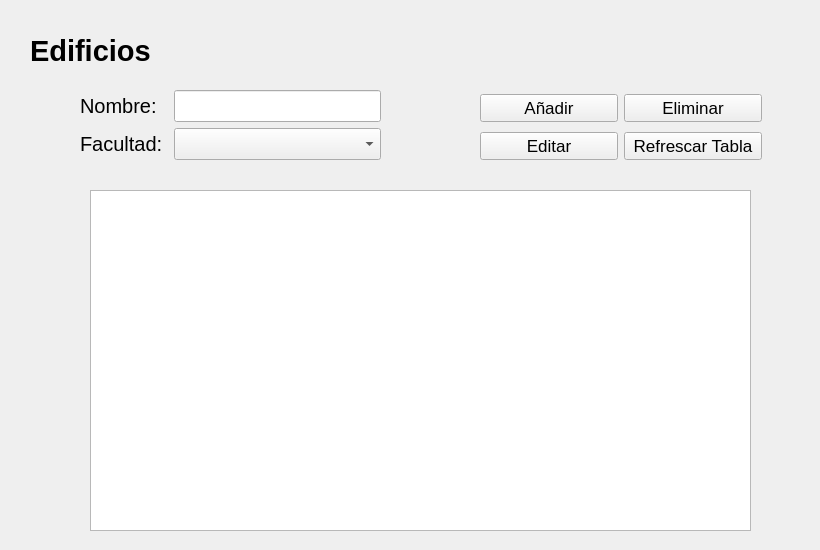
This is app/view/EdificioPage.ui in Orphereum/2DAM_DI_Universidad as Qt 5 draws it before an edit. The edited form follows.
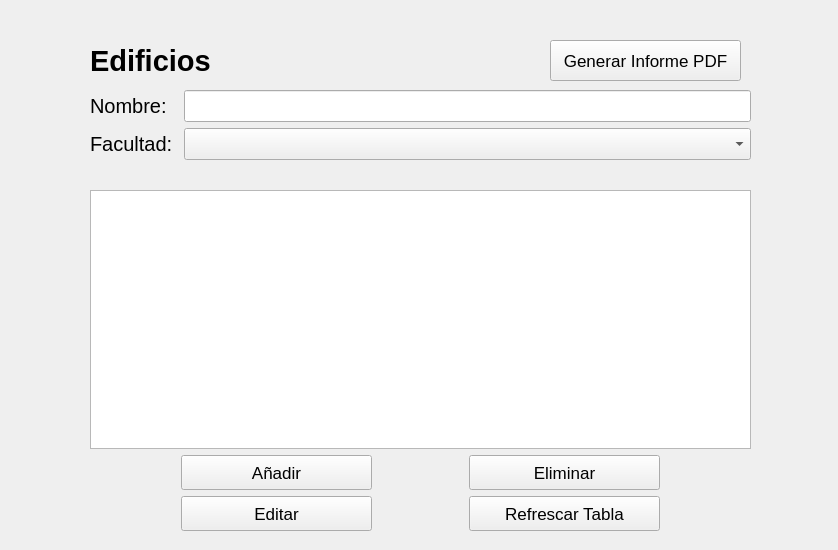
This is the edited form.

Commit message: Cambios finales Edificios

Patch:
```diff
--- a/app/view/EdificioPage.ui
+++ b/app/view/EdificioPage.ui
@@ -6,20 +6,20 @@
    <rect>
     <x>0</x>
     <y>0</y>
-    <width>820</width>
+    <width>838</width>
     <height>550</height>
    </rect>
   </property>
   <property name="windowTitle">
    <string>Form</string>
   </property>
-  <widget class="QWidget" name="">
+  <widget class="QWidget" name="layoutWidget">
    <property name="geometry">
     <rect>
-     <x>80</x>
+     <x>90</x>
      <y>90</y>
-     <width>301</width>
-     <height>75</height>
+     <width>661</width>
+     <height>91</height>
     </rect>
    </property>
    <layout class="QFormLayout" name="formLayout">
@@ -70,9 +70,9 @@
   <widget class="QLabel" name="lblTitulo">
    <property name="geometry">
     <rect>
-     <x>30</x>
-     <y>20</y>
-     <width>121</width>
+     <x>90</x>
+     <y>30</y>
+     <width>211</width>
      <height>61</height>
     </rect>
    </property>
@@ -86,7 +86,7 @@
     <string>Edificios</string>
    </property>
   </widget>
-  <widget class="QWidget" name="">
+  <widget class="QWidget" name="layoutWidget">
    <property name="geometry">
     <rect>
      <x>90</x>
@@ -105,25 +105,19 @@
       </property>
      </widget>
     </item>
-   </layout>
-  </widget>
-  <widget class="QWidget" name="">
-   <property name="geometry">
-    <rect>
-     <x>480</x>
-     <y>90</y>
-     <width>282</width>
-     <height>74</height>
-    </rect>
-   </property>
-   <layout class="QVBoxLayout" name="verticalLayout_2">
     <item>
      <layout class="QHBoxLayout" name="horizontalLayout">
       <item>
        <widget class="QPushButton" name="btnAnadir">
+        <property name="minimumSize">
+         <size>
+          <width>0</width>
+          <height>35</height>
+         </size>
+        </property>
         <property name="maximumSize">
          <size>
-          <width>200</width>
+          <width>191</width>
           <height>16777215</height>
          </size>
         </property>
@@ -139,9 +133,15 @@
       </item>
       <item>
        <widget class="QPushButton" name="btnEliminar">
+        <property name="minimumSize">
+         <size>
+          <width>0</width>
+          <height>35</height>
+         </size>
+        </property>
         <property name="maximumSize">
          <size>
-          <width>200</width>
+          <width>191</width>
           <height>16777215</height>
          </size>
         </property>
@@ -158,12 +158,20 @@
      </layout>
     </item>
     <item>
+     <layout class="QVBoxLayout" name="verticalLayout_2">
+      <item>
      <layout class="QHBoxLayout" name="horizontalLayout_2">
       <item>
        <widget class="QPushButton" name="btnEditar">
+          <property name="minimumSize">
+           <size>
+            <width>0</width>
+            <height>35</height>
+           </size>
+          </property>
         <property name="maximumSize">
          <size>
-          <width>200</width>
+            <width>191</width>
           <height>16777215</height>
          </size>
         </property>
@@ -179,9 +187,15 @@
       </item>
       <item>
        <widget class="QPushButton" name="btnRefrescar">
+          <property name="minimumSize">
+           <size>
+            <width>0</width>
+            <height>35</height>
+           </size>
+          </property>
         <property name="maximumSize">
          <size>
-          <width>200</width>
+            <width>191</width>
           <height>16777215</height>
          </size>
         </property>
@@ -198,6 +212,38 @@
      </layout>
     </item>
    </layout>
+    </item>
+   </layout>
+  </widget>
+  <widget class="QPushButton" name="btnGenerarInforme">
+   <property name="geometry">
+    <rect>
+     <x>550</x>
+     <y>40</y>
+     <width>191</width>
+     <height>41</height>
+    </rect>
+   </property>
+   <property name="minimumSize">
+    <size>
+     <width>0</width>
+     <height>35</height>
+    </size>
+   </property>
+   <property name="maximumSize">
+    <size>
+     <width>191</width>
+     <height>16777215</height>
+    </size>
+   </property>
+   <property name="font">
+    <font>
+     <pointsize>13</pointsize>
+    </font>
+   </property>
+   <property name="text">
+    <string>Generar Informe PDF</string>
+   </property>
   </widget>
  </widget>
  <resources/>
```
Lines whose indentation alone changed are shown as unchanged. The commit also changes 2 other files.
